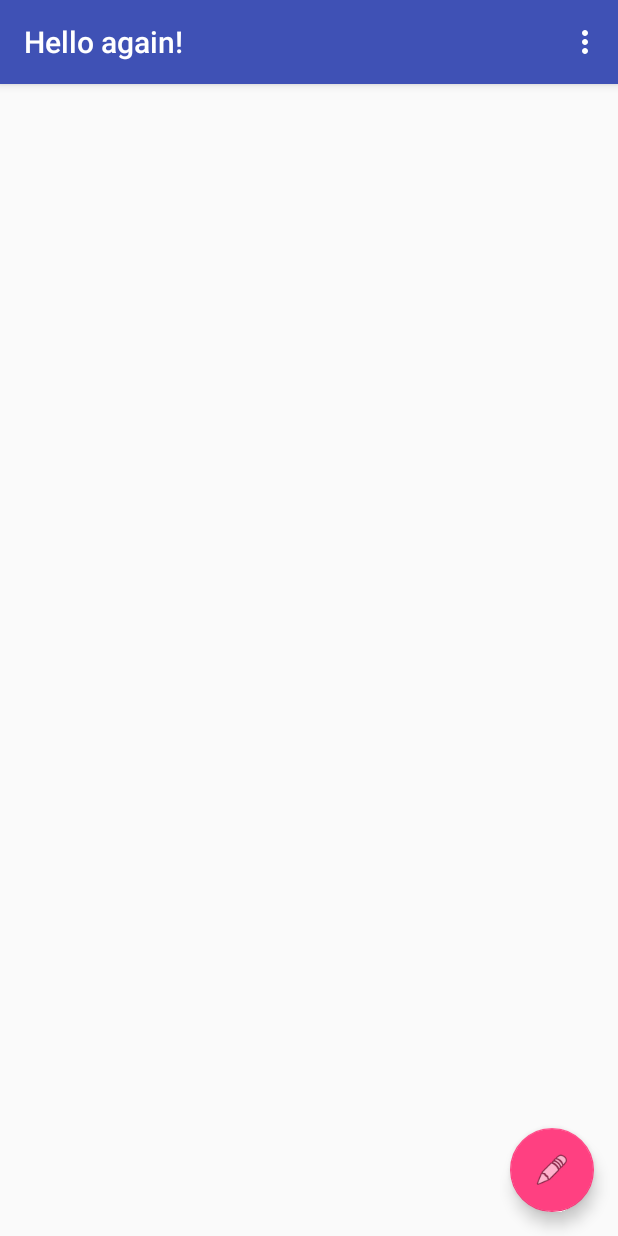
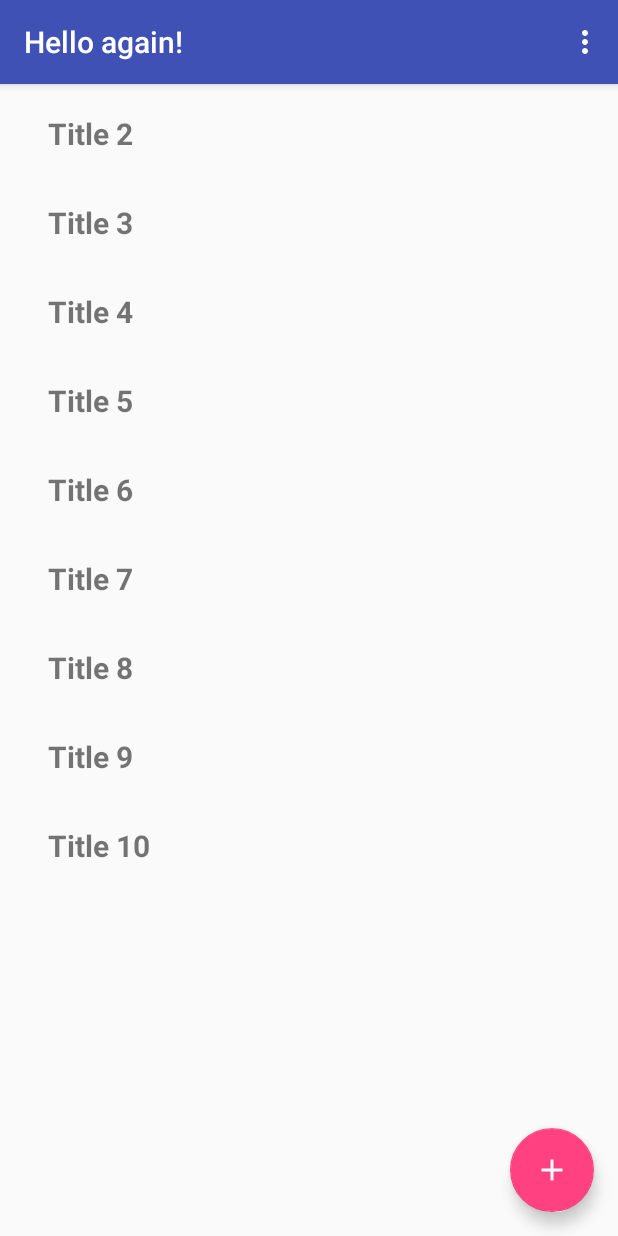
Before and after one commit to appsdeveloper2017/SharedLists, an Android app: the MainActivity screen opened directly, with no data from a screen before it, on a phone screen of 412 x 824 dp. Run offline under Robolectric (Android 15) with nearby library versions, the phone set to English and light mode, and no system bars; our stand-ins replace Firebase (no records; nobody signed in at launch, a user with empty details on screens opened directly).

Commit message:
Refactor main activity and init recycler

```diff
--- a/app/src/main/AndroidManifest.xml
+++ b/app/src/main/AndroidManifest.xml
@@ -29,7 +29,7 @@
             android:resource="@array/preloaded_fonts" />
 
         <activity
-            android:name=".Main.PrincipalActivity"
+            android:name=".Main.MainActivity"
             android:label="@string/title_activity_principal"
             android:theme="@style/AppTheme.NoActionBar" />
         <activity
--- /dev/null
+++ b/app/src/main/java/com/appdesigndm/sharedlists/Adapters/MainRecyclerAdapter.java
@@ -0,0 +1,44 @@
+package com.appdesigndm.sharedlists.Adapters;
+
+import android.support.annotation.NonNull;
+import android.support.v7.widget.RecyclerView;
+import android.view.LayoutInflater;
+import android.view.View;
+import android.view.ViewGroup;
+
+import com.appdesigndm.sharedlists.Holders.MainViewHolder;
+import com.appdesigndm.sharedlists.Main.MainList;
+import com.appdesigndm.sharedlists.R;
+
+import java.util.ArrayList;
+
+public class MainRecyclerAdapter extends RecyclerView.Adapter<MainViewHolder> {
+
+    private ArrayList<MainList> list;
+
+    public MainRecyclerAdapter(ArrayList<MainList> list) {
+        this.list = list;
+    }
+
+    @NonNull
+    @Override
+    public MainViewHolder onCreateViewHolder(@NonNull ViewGroup parent, int viewType) {
+        View view = LayoutInflater.from(parent.getContext()).
+                inflate(R.layout.item_main_recycler, parent, false);
+
+        MainViewHolder viewHolder = new MainViewHolder(view);
+
+        return viewHolder;
+    }
+
+    @Override
+    public void onBindViewHolder(@NonNull MainViewHolder holder, int position) {
+        MainList item = list.get(position);
+        holder.bindMainViewHolder(item);
+    }
+
+    @Override
+    public int getItemCount() {
+        return list.size();
+    }
+}
--- /dev/null
+++ b/app/src/main/java/com/appdesigndm/sharedlists/Holders/MainViewHolder.java
@@ -0,0 +1,23 @@
+package com.appdesigndm.sharedlists.Holders;
+
+import android.support.v7.widget.RecyclerView;
+import android.view.View;
+import android.widget.TextView;
+
+import com.appdesigndm.sharedlists.Main.MainList;
+import com.appdesigndm.sharedlists.R;
+
+public class MainViewHolder extends RecyclerView.ViewHolder {
+
+    private TextView mainTitle;
+
+    public MainViewHolder(View itemView) {
+        super(itemView);
+
+        mainTitle = itemView.findViewById(R.id.title_main);
+    }
+
+    public void bindMainViewHolder(MainList list) {
+        mainTitle.setText(list.getTitle());
+    }
+}
--- a/app/src/main/java/com/appdesigndm/sharedlists/Login/LoginActivity.java
+++ b/app/src/main/java/com/appdesigndm/sharedlists/Login/LoginActivity.java
@@ -35,7 +35,7 @@ import android.widget.TextView;
 import android.widget.Toast;
 
 import com.appdesigndm.sharedlists.Helpers.NotesApp;
-import com.appdesigndm.sharedlists.Main.PrincipalActivity;
+import com.appdesigndm.sharedlists.Main.MainActivity;
 import com.appdesigndm.sharedlists.R;
 import com.google.android.gms.tasks.OnCompleteListener;
 import com.google.android.gms.tasks.Task;
@@ -508,7 +508,7 @@ public class LoginActivity extends AppCompatActivity implements LoaderManager.Lo
     private void openMain(String email, String password) {
         NotesApp.email_user = email;
         NotesApp.password_user = password;
-        Intent intent = new Intent(this, PrincipalActivity.class);
+        Intent intent = new Intent(this, MainActivity.class);
         startActivity(intent);
     }
 
--- a/app/src/main/java/com/appdesigndm/sharedlists/Login/SplashActivity.java
+++ b/app/src/main/java/com/appdesigndm/sharedlists/Login/SplashActivity.java
@@ -10,7 +10,7 @@ import android.view.animation.AnimationUtils;
 import android.widget.TextView;
 
 import com.appdesigndm.sharedlists.Helpers.NotesApp;
-import com.appdesigndm.sharedlists.Main.PrincipalActivity;
+import com.appdesigndm.sharedlists.Main.MainActivity;
 import com.appdesigndm.sharedlists.R;
 
 public class SplashActivity extends AppCompatActivity {
@@ -72,7 +72,7 @@ public class SplashActivity extends AppCompatActivity {
     }
 
     private void openMainActivity() {
-        Intent intent = new Intent(getApplicationContext(), PrincipalActivity.class);
+        Intent intent = new Intent(getApplicationContext(), MainActivity.class);
         startActivity(intent);
         finish();
     }
--- a/app/src/main/java/com/appdesigndm/sharedlists/Main/PrincipalActivity.java
+++ b/app/src/main/java/com/appdesigndm/sharedlists/Main/MainActivity.java
@@ -5,23 +5,35 @@ import android.os.Bundle;
 import android.support.design.widget.FloatingActionButton;
 import android.support.design.widget.Snackbar;
 import android.support.v7.app.AppCompatActivity;
+import android.support.v7.widget.LinearLayoutManager;
+import android.support.v7.widget.RecyclerView;
 import android.support.v7.widget.Toolbar;
 import android.view.Menu;
 import android.view.MenuItem;
 import android.view.View;
 import android.widget.Toast;
 
+import com.appdesigndm.sharedlists.Adapters.MainRecyclerAdapter;
 import com.appdesigndm.sharedlists.R;
 import com.appdesigndm.sharedlists.Settings.SettingsApp;
 
-public class PrincipalActivity extends AppCompatActivity {
+import java.util.ArrayList;
+
+public class MainActivity extends AppCompatActivity {
+
+    private RecyclerView mainRecycler;
 
     @Override
     protected void onCreate(Bundle savedInstanceState) {
         super.onCreate(savedInstanceState);
-        setContentView(R.layout.activity_principal);
+        setContentView(R.layout.activity_main);
         Toolbar toolbar = (Toolbar) findViewById(R.id.toolbar);
         setSupportActionBar(toolbar);
+
+        mainRecycler = (RecyclerView) findViewById(R.id.main_recycler);
+        MainRecyclerAdapter adapter = new MainRecyclerAdapter(fetchMainList());
+        mainRecycler.setAdapter(adapter);
+        mainRecycler.setLayoutManager(new LinearLayoutManager(this, LinearLayoutManager.VERTICAL, false));
 
         FloatingActionButton fab = (FloatingActionButton) findViewById(R.id.fab);
         fab.setOnClickListener(new View.OnClickListener() {
@@ -31,6 +43,16 @@ public class PrincipalActivity extends AppCompatActivity {
                         .setAction("Action", null).show();
             }
         });
+    }
+
+    private ArrayList<MainList> fetchMainList() {
+        ArrayList<MainList> list = new ArrayList<>();
+        for (int i=0; i<10; i++) {
+            MainList item = new MainList();
+            item.setTitle("Title " + (i + 1));
+            list.add(item);
+        }
+        return list;
     }
 
     @Override
--- /dev/null
+++ b/app/src/main/java/com/appdesigndm/sharedlists/Main/MainList.java
@@ -0,0 +1,53 @@
+package com.appdesigndm.sharedlists.Main;
+
+import android.os.Parcel;
+import android.os.Parcelable;
+
+public class MainList implements Parcelable{
+
+    private String title;
+
+    public MainList() {
+    }
+
+    protected MainList(Parcel in) {
+        title = in.readString();
+    }
+
+    public static final Creator<MainList> CREATOR = new Creator<MainList>() {
+        @Override
+        public MainList createFromParcel(Parcel in) {
+            return new MainList(in);
+        }
+
+        @Override
+        public MainList[] newArray(int size) {
+            return new MainList[size];
+        }
+    };
+
+    public String getTitle() {
+        return title;
+    }
+
+    public void setTitle(String title) {
+        this.title = title;
+    }
+
+    @Override
+    public String toString() {
+        return "MainList{" +
+                "title='" + title + '\'' +
+                '}';
+    }
+
+    @Override
+    public int describeContents() {
+        return 0;
+    }
+
+    @Override
+    public void writeToParcel(Parcel parcel, int i) {
+        parcel.writeString(title);
+    }
+}
--- /dev/null
+++ b/app/src/main/res/drawable/ic_generic_add.xml
@@ -0,0 +1,9 @@
+<vector xmlns:android="http://schemas.android.com/apk/res/android"
+        android:width="24dp"
+        android:height="24dp"
+        android:viewportWidth="24.0"
+        android:viewportHeight="24.0">
+    <path
+        android:fillColor="#FFFFFFFF"
+        android:pathData="M19,13h-6v6h-2v-6H5v-2h6V5h2v6h6v2z"/>
+</vector>
--- a/app/src/main/res/layout/activity_principal.xml
+++ b/app/src/main/res/layout/activity_main.xml
@@ -4,7 +4,7 @@
     xmlns:tools="http://schemas.android.com/tools"
     android:layout_width="match_parent"
     android:layout_height="match_parent">
-    <!--tools:context=".Main.PrincipalActivity">-->
+    <!--tools:context=".MMainActivityvity">-->
 
     <android.support.design.widget.AppBarLayout
         android:layout_width="match_parent"
@@ -20,7 +20,7 @@
 
     </android.support.design.widget.AppBarLayout>
 
-    <include layout="@layout/content_principal" />
+    <include layout="@layout/content_main" />
 
     <android.support.design.widget.FloatingActionButton
         android:id="@+id/fab"
@@ -28,6 +28,6 @@
         android:layout_height="wrap_content"
         android:layout_gravity="bottom|end"
         android:layout_margin="@dimen/fab_margin"
-        app:srcCompat="@android:drawable/ic_menu_edit" />
+        app:srcCompat="@drawable/ic_generic_add" />
 
 </android.support.design.widget.CoordinatorLayout>
--- a/app/src/main/res/layout/content_principal.xml
+++ b/app/src/main/res/layout/content_main.xml
@@ -6,6 +6,13 @@
     android:layout_height="match_parent">
     <!--app:layout_behavior="@string/appbar_scrolling_view_behavior"-->
     <!--tools:context=".Main.PrincipalActivity"-->
-    <!--tools:showIn="@layout/activity_principal">-->
+    <!--tools:showIn="@layactivity_mainipal">-->
+
+    <android.support.v7.widget.RecyclerView
+        android:id="@+id/main_recycler"
+        android:layout_width="match_parent"
+        android:layout_height="match_parent"
+        app:layout_constraintTop_toTopOf="parent"
+        app:layout_constraintStart_toStartOf="parent" />
 
 </android.support.constraint.ConstraintLayout>
--- /dev/null
+++ b/app/src/main/res/layout/item_main_recycler.xml
@@ -0,0 +1,20 @@
+<?xml version="1.0" encoding="utf-8"?>
+<android.support.constraint.ConstraintLayout xmlns:android="http://schemas.android.com/apk/res/android"
+    android:layout_width="match_parent"
+    android:layout_height="wrap_content"
+    android:padding="16dp"
+    xmlns:app="http://schemas.android.com/apk/res-auto"
+    xmlns:tools="http://schemas.android.com/tools">
+
+    <TextView
+        android:id="@+id/title_main"
+        style="@style/main_list"
+        android:layout_width="wrap_content"
+        android:layout_height="wrap_content"
+        android:layout_marginStart="16dp"
+        app:layout_constraintTop_toTopOf="parent"
+        app:layout_constraintBottom_toBottomOf="parent"
+        app:layout_constraintStart_toStartOf="parent"
+        tools:text="Titulo main"/>
+
+</android.support.constraint.ConstraintLayout>
--- a/app/src/main/res/values/styles.xml
+++ b/app/src/main/res/values/styles.xml
@@ -71,4 +71,9 @@
         <item name="android:fontFamily">@font/great_vibes</item>
     </style>
 
+    <style name="main_list">
+        <item name="android:textSize">20sp</item>
+        <item name="android:textStyle">bold</item>
+    </style>
+
 </resources>
```
